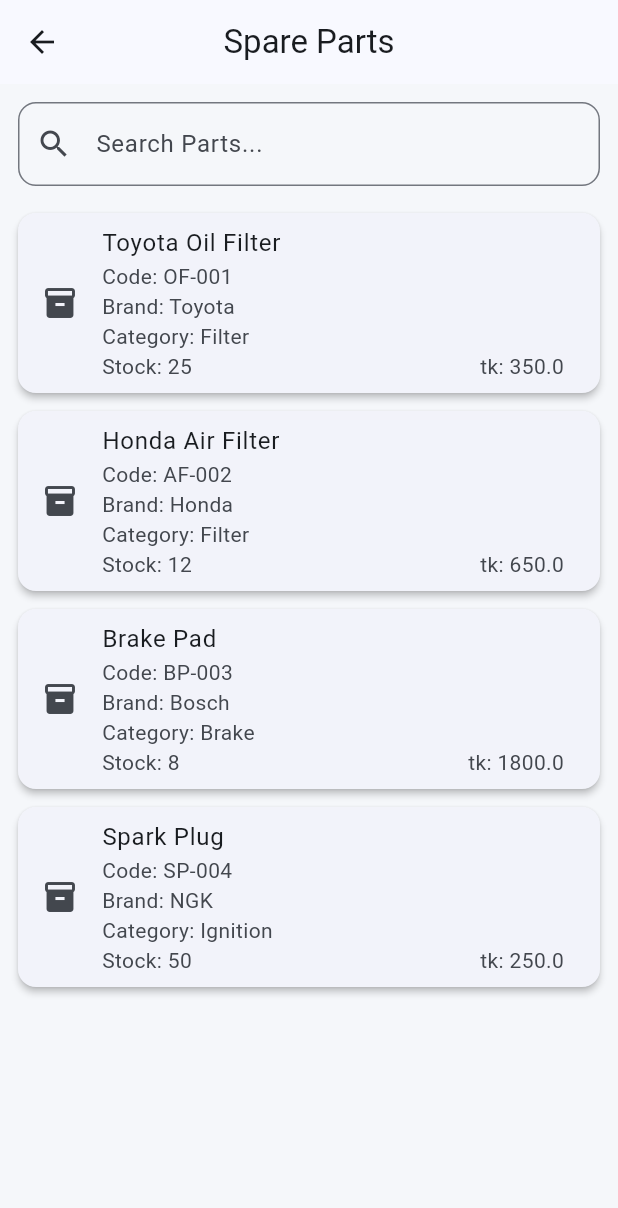
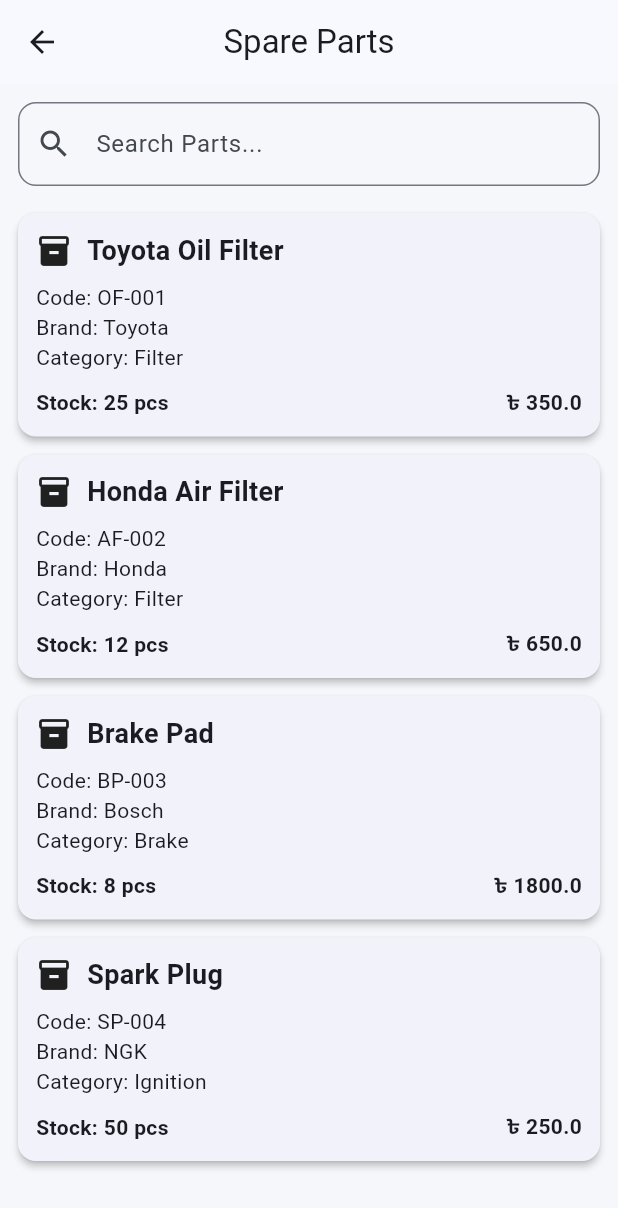
Before and after one commit to Obayedcoder/icd_inventory, a Flutter app: the SparePartsScreen screen opened directly, on a phone screen of 412 x 824 dp. Shown: the top 1208 px of the screen. Run offline on Flutter 3.47's test engine with Material 3 defaults, Android fonts, the phone set to English and light mode, and no system bars.

Commit message:
full card done

```diff
--- a/lib/widgets/spare_part_card.dart
+++ b/lib/widgets/spare_part_card.dart
@@ -12,27 +12,64 @@
   @override
 Widget build(BuildContext context) {
  return Card(
-    margin: const EdgeInsets.symmetric(horizontal: 12, vertical: 6),
-    child: ListTile(
-      leading: const Icon(Icons.inventory_2),
-      title: Text(part.name),
-      subtitle: Column(
+  child: Padding(
+    padding: const EdgeInsets.all(12),
+    child: Column(
       crossAxisAlignment: CrossAxisAlignment.start,
       children: [
-    Text("Code: ${part.code}"),
-    Text("Brand: ${part.brand}"),
-    Text("Category: ${part.category}"),
+
+        Row(
+          children: [
+            const Icon(Icons.inventory_2),
+
+            const SizedBox(width: 10),
+
+            Text(
+              part.name,
+              style: const TextStyle(
+                fontSize: 18,
+                fontWeight: FontWeight.bold,
+              ),
+            ),
+          ],
+        ),
+        const SizedBox(height: 8),
+
+          Text(
+            "Code: ${part.code}",
+          ),
+
+          Text(
+            "Brand: ${part.brand}",
+          ),
+
+          Text(
+            "Category: ${part.category}",
+          ),
+      const SizedBox(height: 10),
+
         Row(
           mainAxisAlignment: MainAxisAlignment.spaceBetween,
           children: [
-                  Text("Stock: ${part.stock}"),
-                  Text("tk: ${part.salePrice}"),
+
+            Text(
+              "Stock: ${part.stock} pcs",
+              style: const TextStyle(
+                fontWeight: FontWeight.bold,
+              ),
+            ),
+
+            Text(
+              "৳ ${part.salePrice}",
+              style: const TextStyle(
+                fontWeight: FontWeight.bold,
+              ),
+            ),
+
           ],
         ),
       ],
     ),
-
-
   ),
 );
 }
```
Lines whose indentation alone changed are shown as unchanged.
